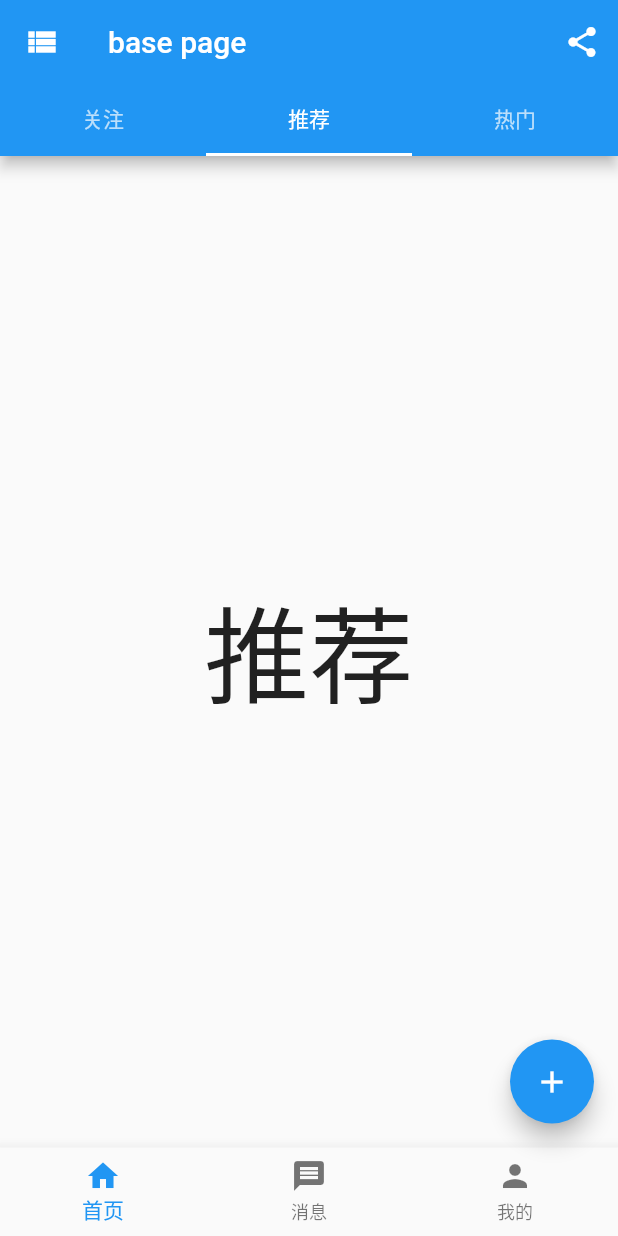
After one commit to skyinJune/learn_flutter, a Flutter app: the screen it shows after launch, after a tap on "base page", on a phone screen of 412 x 824 dp. The commit adds this screen. Run offline on Flutter 3.47's test engine with Material 2 defaults, Android fonts, the phone set to English and light mode, and no system bars.

Commit message:
container box & base page practice

```diff
--- a/lib/main.dart
+++ b/lib/main.dart
@@ -16,6 +16,8 @@ import './pages/paddingPage/index.dart';
 import './pages/constrainedBox/index.dart';
 import './pages/decoratedBox/index.dart';
 import './pages/transformTest/index.dart';
+import './pages/containerBoxPage/index.dart';
+import './pages/basePage/index.dart';
 
 void main() => runApp(MyApp());
 
@@ -190,6 +192,24 @@ class DemoHomePage extends StatelessWidget {
                   }));
                 },
                 icon: Icon(Icons.send)),
+            RaisedButton.icon(
+                label: Text('container box',
+                    style: TextStyle(fontSize: 12)),
+                onPressed: () {
+                  Navigator.push(context, MaterialPageRoute(builder: (context) {
+                    return ContainBoxPage();
+                  }));
+                },
+                icon: Icon(Icons.send)),
+            RaisedButton.icon(
+                label: Text('base page',
+                    style: TextStyle(fontSize: 12)),
+                onPressed: () {
+                  Navigator.push(context, MaterialPageRoute(builder: (context) {
+                    return BasePage();
+                  }));
+                },
+                icon: Icon(Icons.send)),
           ],
         ),
       ),
--- /dev/null
+++ b/lib/pages/basePage/index.dart
@@ -0,0 +1,85 @@
+import 'package:flutter/cupertino.dart';
+import 'package:flutter/material.dart';
+
+class BasePage extends StatefulWidget {
+  _BasePageState createState() => _BasePageState();
+}
+
+class _BasePageState extends State<BasePage>
+    with SingleTickerProviderStateMixin {
+  TabController _tabController;
+  List tabs = ['关注', '推荐', '热门'];
+  int _selectedIndex = 0;
+
+  @override
+  void initState() {
+    super.initState();
+    _tabController = TabController(
+        initialIndex: 1,
+        length: tabs.length,
+        vsync: this
+    );
+  }
+
+  @override
+  Widget build(BuildContext context) {
+    return Scaffold(
+      appBar: AppBar(
+        title: Text('base page'),
+        actions: <Widget>[
+          IconButton(
+            icon: Icon(Icons.share),
+            onPressed: () {
+              print('on share pressed');
+            },
+          )
+        ],
+        leading: Builder(builder: (context) {
+          return IconButton(
+            icon: Icon(Icons.view_list),
+            onPressed: () {
+              print('leading icon pressed');
+            },
+          );
+        },),
+        bottom: TabBar(
+          controller: _tabController,
+          tabs: tabs.map((item) => Tab(text: item,)).toList(),
+        ),
+      ),
+      body: TabBarView(
+        controller: _tabController,
+        children: tabs.map((item) {
+          return Container(
+            alignment: Alignment.center,
+            child: Text(item, textScaleFactor: 5,),
+          );
+        }).toList(),
+      ),
+      bottomNavigationBar: BottomNavigationBar(
+        items: <BottomNavigationBarItem>[
+          BottomNavigationBarItem(icon: Icon(Icons.home), title: Text('首页')),
+          BottomNavigationBarItem(icon: Icon(Icons.message), title: Text('消息')),
+          BottomNavigationBarItem(icon: Icon(Icons.person), title: Text('我的')),
+        ],
+        currentIndex: _selectedIndex,
+        onTap: _onItemTaped,
+        fixedColor: Colors.blue,
+      ),
+      floatingActionButton: FloatingActionButton(
+        child: Icon(Icons.add),
+        onPressed: _onFloatBtnPressed,
+      ),
+    );
+  }
+
+  void _onItemTaped(int index) {
+    setState(() {
+      _selectedIndex = index;
+    });
+  }
+
+  void _onFloatBtnPressed() {
+    print('_onFloatBtnPressed');
+  }
+}
```
Also changed, not shown: lib/pages/containerBoxPage/index.dart (added, +42 -0 lines).
